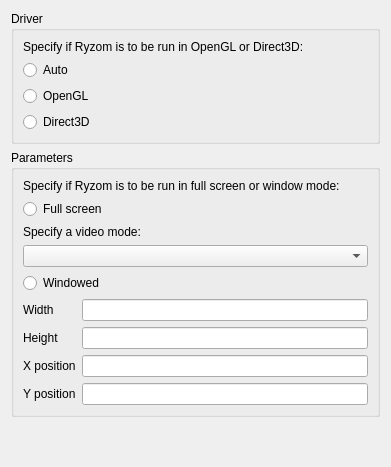
Qt form ryzom/tools/client/client_config_qt/ui/display_settings_widget.ui (ryzom/ryzomcore) before a commit.
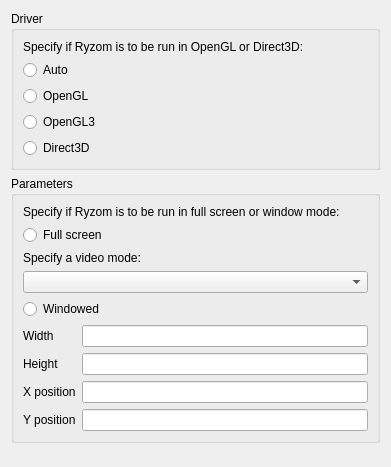
The same form after that commit.

What changed in the file:
```diff
--- a/ryzom/tools/client/client_config_qt/ui/display_settings_widget.ui
+++ b/ryzom/tools/client/client_config_qt/ui/display_settings_widget.ui
@@ -41,6 +41,13 @@
         </property>
        </widget>
       </item>
+      <item>
+       <widget class="QRadioButton" name="opengl3RadioButton">
+        <property name="text">
+         <string>OpenGL3</string>
+        </property>
+       </widget>
+      </item>
       <item>
        <widget class="QRadioButton" name="direct3dRadioButton">
         <property name="text">
```
